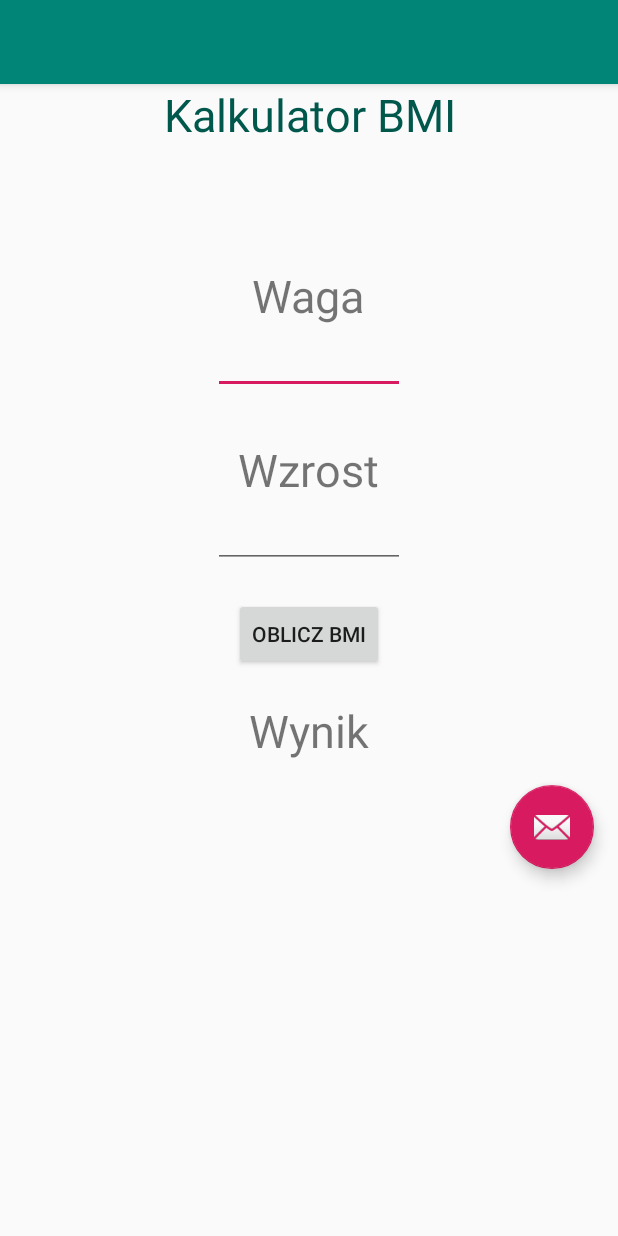
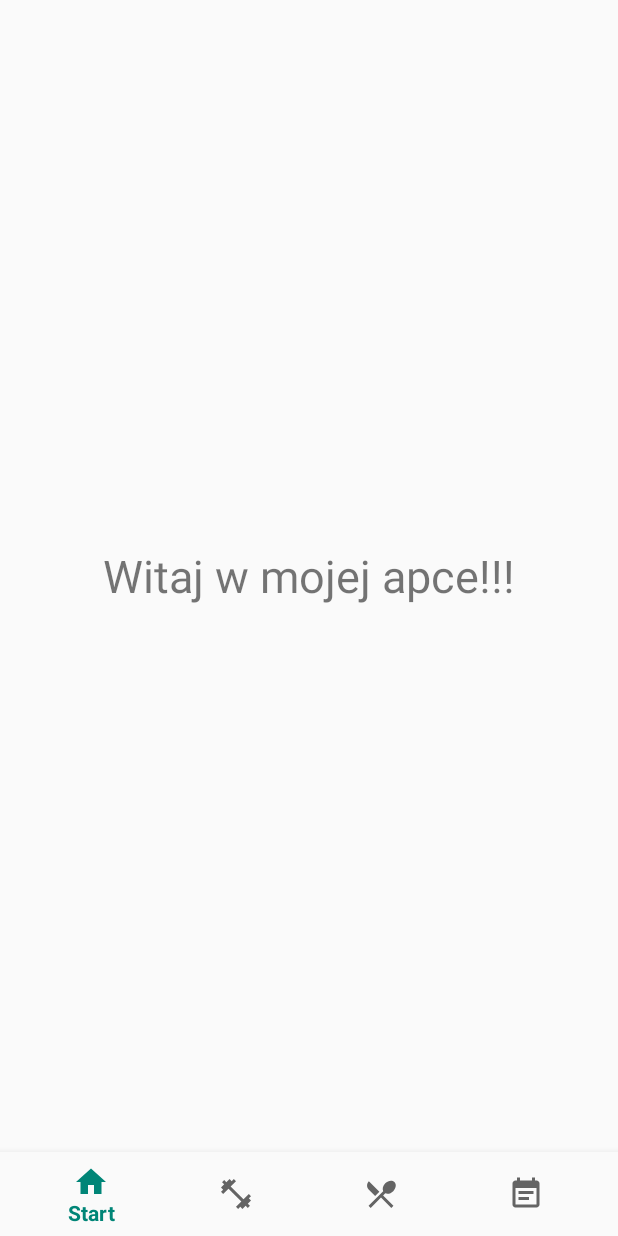
Before and after one commit to KatarzynaHawliczek/PAMO_repozytorium, an Android app: the screen it shows after launch (MainActivity), on a phone screen of 412 x 824 dp. Run offline under Robolectric (Android 15) with nearby library versions, the phone set to English and light mode, and no system bars.

Commit message:
lab02 - BMI calculator v2.0

```diff
--- a/app/build.gradle
+++ b/app/build.gradle
@@ -23,6 +23,11 @@ dependencies {
     implementation fileTree(dir: 'libs', include: ['*.jar'])
     implementation 'androidx.appcompat:appcompat:1.0.2'
     implementation 'androidx.constraintlayout:constraintlayout:1.1.3'
+    implementation 'androidx.navigation:navigation-fragment:2.0.0'
+    implementation 'androidx.navigation:navigation-ui:2.0.0'
+    implementation 'androidx.annotation:annotation:1.1.0'
+    implementation 'androidx.lifecycle:lifecycle-extensions:2.0.0'
+    implementation 'androidx.legacy:legacy-support-v4:1.0.0'
     implementation 'com.google.android.material:material:1.0.0'
     testImplementation 'junit:junit:4.12'
     androidTestImplementation 'androidx.test.ext:junit:1.1.0'
--- a/app/src/main/java/com/example/bmicalculator/MainActivity.java
+++ b/app/src/main/java/com/example/bmicalculator/MainActivity.java
@@ -1,57 +1,57 @@
 package com.example.bmicalculator;
 
 import android.os.Bundle;
+import android.view.MenuItem;
+
+import androidx.annotation.NonNull;
 import androidx.appcompat.app.AppCompatActivity;
-import android.view.View;
-import android.widget.EditText;
-import android.widget.TextView;
+import androidx.fragment.app.Fragment;
 
-import com.example.bmicalculator.R;
+import com.google.android.material.bottomnavigation.BottomNavigationView;
 
 public class MainActivity extends AppCompatActivity {
-    EditText waga, wzrost;
-    TextView wynik;
-    String obliczenia, wynikBMI;
 
     @Override
     protected void onCreate(Bundle savedInstanceState) {
         super.onCreate(savedInstanceState);
         setContentView(R.layout.activity_main);
 
-        waga = findViewById(R.id.waga);
-        wzrost = findViewById(R.id.wzrost);
-        wynik = findViewById(R.id.wynik);
+        BottomNavigationView bottomNav = findViewById(R.id.bottom_navigation);
+        bottomNav.setOnNavigationItemSelectedListener(navigationListener);
+
+        //I added this if statement to keep the selected fragment when rotating the device
+        if (savedInstanceState == null) {
+            getSupportFragmentManager().beginTransaction().replace(R.id.fragment_container,
+                    new StartFragment()).commit();
+        }
     }
 
-    public void obliczBMI(View view) {
-        String S1 = waga.getText().toString();
-        String S2 = wzrost.getText().toString();
+    private BottomNavigationView.OnNavigationItemSelectedListener navigationListener =
+            new BottomNavigationView.OnNavigationItemSelectedListener() {
+                @Override
+                public boolean onNavigationItemSelected(@NonNull MenuItem item) {
+                    Fragment selectedFragment = null;
 
-        float wagaValue = Float.parseFloat(S1);
-        float wzrostValue = Float.parseFloat(S2) / 100;
+                    switch (item.getItemId()) {
+                        case R.id.startNav:
+                            selectedFragment = new StartFragment();
+                            break;
+                        case R.id.bmiNav:
+                            selectedFragment = new BmiFragment();
+                            break;
+                        case R.id.caloriesNav:
+                            selectedFragment = new CaloriesFragment();
+                            break;
+                        case R.id.foodNav:
+                            selectedFragment = new FoodFragment();
+                            break;
+                    }
 
-        float bmi = wagaValue / (wzrostValue * wzrostValue);
+                    getSupportFragmentManager().beginTransaction().replace(R.id.fragment_container,
+                            selectedFragment).commit();
 
-        if(bmi < 16){
-            wynikBMI = "Wygłodzenie";
-        }else if(bmi >= 16 && bmi < 17){
-            wynikBMI = "Wychudzenie";
-        }else if(bmi >= 17 && bmi < 18.5){
-            wynikBMI = "Niedowaga";
-        }else if(bmi >= 18.5 && bmi < 25){
-            wynikBMI = "Waga prawidłowa";
-        }else if(bmi >= 25 && bmi < 30){
-            wynikBMI = "Nadwaga";
-        }else if(bmi >= 30 && bmi < 35){
-            wynikBMI = "Otyłość I stopnia";
-        }else if(bmi >= 35 && bmi < 40){
-            wynikBMI = "Otyłość II stopnia";
-        }else{
-            wynikBMI = "Otyłość III stopnia";
-        }
+                    return true;
+                }
+            };
 
-        obliczenia = "Wynik:\n\n" + bmi + "\n" + wynikBMI;
-
-        wynik.setText(obliczenia);
-    }
 }
--- /dev/null
+++ b/app/src/main/java/com/example/bmicalculator/StartFragment.java
@@ -0,0 +1,19 @@
+package com.example.bmicalculator;
+
+import android.os.Bundle;
+import android.view.LayoutInflater;
+import android.view.View;
+import android.view.ViewGroup;
+
+import androidx.annotation.Nullable;
+import androidx.fragment.app.Fragment;
+
+public class StartFragment extends Fragment {
+
+    @Nullable
+    @Override
+    public View onCreateView(LayoutInflater inflater, @Nullable ViewGroup container, @Nullable Bundle savedInstanceState) {
+        return inflater.inflate(R.layout.fragment_start, container, false);
+    }
+
+}
--- /dev/null
+++ b/app/src/main/res/drawable/ic_bmi_black_24dp.xml
@@ -0,0 +1,10 @@
+<?xml version="1.0" encoding="utf-8"?>
+<vector xmlns:android="http://schemas.android.com/apk/res/android"
+    android:width="24dp"
+    android:height="24dp"
+    android:viewportWidth="24.0"
+    android:viewportHeight="24.0">
+    <path
+        android:fillColor="#FF000000"
+        android:pathData="M20.57,14.86L22,13.43 20.57,12 17,15.57 8.43,7 12,3.43 10.57,2 9.14,3.43 7.71,2 5.57,4.14 4.14,2.71 2.71,4.14l1.43,1.43L2,7.71l1.43,1.43L2,10.57 3.43,12 7,8.43 15.57,17 12,20.57 13.43,22l1.43,-1.43L16.29,22l2.14,-2.14 1.43,1.43 1.43,-1.43 -1.43,-1.43L22,16.29z"/>
+</vector>
--- /dev/null
+++ b/app/src/main/res/drawable/ic_calories_black_24dp.xml
@@ -0,0 +1,10 @@
+<?xml version="1.0" encoding="utf-8"?>
+<vector xmlns:android="http://schemas.android.com/apk/res/android"
+    android:width="24dp"
+    android:height="24dp"
+    android:viewportWidth="24.0"
+    android:viewportHeight="24.0">
+    <path
+        android:fillColor="#FF000000"
+        android:pathData="M8.1,13.34l2.83,-2.83L3.91,3.5c-1.56,1.56 -1.56,4.09 0,5.66l4.19,4.18zM14.88,11.53c1.53,0.71 3.68,0.21 5.27,-1.38 1.91,-1.91 2.28,-4.65 0.81,-6.12 -1.46,-1.46 -4.2,-1.1 -6.12,0.81 -1.59,1.59 -2.09,3.74 -1.38,5.27L3.7,19.87l1.41,1.41L12,14.41l6.88,6.88 1.41,-1.41L13.41,13l1.47,-1.47z"/>
+</vector>
--- /dev/null
+++ b/app/src/main/res/drawable/ic_food_black_24dp.xml
@@ -0,0 +1,10 @@
+<?xml version="1.0" encoding="utf-8"?>
+<vector xmlns:android="http://schemas.android.com/apk/res/android"
+    android:width="24dp"
+    android:height="24dp"
+    android:viewportWidth="24.0"
+    android:viewportHeight="24.0">
+    <path
+        android:fillColor="#FF000000"
+        android:pathData="M17,10L7,10v2h10v-2zM19,3h-1L18,1h-2v2L8,3L8,1L6,1v2L5,3c-1.11,0 -1.99,0.9 -1.99,2L3,19c0,1.1 0.89,2 2,2h14c1.1,0 2,-0.9 2,-2L21,5c0,-1.1 -0.9,-2 -2,-2zM19,19L5,19L5,8h14v11zM14,14L7,14v2h7v-2z"/>
+</vector>
--- /dev/null
+++ b/app/src/main/res/drawable/ic_start_black_24dp.xml
@@ -0,0 +1,10 @@
+<?xml version="1.0" encoding="utf-8"?>
+<vector xmlns:android="http://schemas.android.com/apk/res/android"
+    android:width="24dp"
+    android:height="24dp"
+    android:viewportWidth="24.0"
+    android:viewportHeight="24.0">
+    <path
+        android:fillColor="#FF000000"
+        android:pathData="M10,20v-6h4v6h5v-8h3L12,3 2,12h3v8z"/>
+</vector>
--- a/app/src/main/res/layout/activity_main.xml
+++ b/app/src/main/res/layout/activity_main.xml
@@ -1,91 +1,23 @@
 <?xml version="1.0" encoding="utf-8"?>
-<LinearLayout xmlns:android="http://schemas.android.com/apk/res/android"
+<RelativeLayout xmlns:android="http://schemas.android.com/apk/res/android"
     xmlns:app="http://schemas.android.com/apk/res-auto"
     xmlns:tools="http://schemas.android.com/tools"
     android:layout_width="match_parent"
     android:layout_height="match_parent"
-    android:orientation="vertical"
     tools:context="com.example.bmicalculator.MainActivity">
 
-    <com.google.android.material.appbar.AppBarLayout
+    <FrameLayout
+        android:id="@+id/fragment_container"
+        android:layout_width="match_parent"
+        android:layout_height="match_parent"
+        android:layout_above="@id/bottom_navigation"/>
+
+    <com.google.android.material.bottomnavigation.BottomNavigationView
+        android:id="@+id/bottom_navigation"
         android:layout_width="match_parent"
         android:layout_height="wrap_content"
-        android:theme="@style/AppTheme.AppBarOverlay">
+        android:layout_alignParentBottom="true"
+        app:menu="@menu/bottom_nav"
+        android:background="?android:attr/windowBackground"/>
 
-        <androidx.appcompat.widget.Toolbar
-            android:id="@+id/toolbar"
-            android:layout_width="match_parent"
-            android:layout_height="?attr/actionBarSize"
-            android:background="?attr/colorPrimary"
-            app:popupTheme="@style/AppTheme.PopupOverlay" />
-    </com.google.android.material.appbar.AppBarLayout>
-
-    <TextView
-        android:id="@+id/title"
-        android:layout_width="200dp"
-        android:layout_height="wrap_content"
-        android:gravity="center"
-        android:layout_gravity="center_horizontal"
-        android:text="Kalkulator BMI"
-        android:textSize="30dp"
-        android:textColor="@color/colorPrimaryDark"/>
-
-    <TextView
-        android:layout_width="wrap_content"
-        android:layout_height="wrap_content"
-        android:layout_gravity="center_horizontal"
-        android:text="Waga"
-        android:textSize="30dp"
-        android:layout_marginTop="80dp"/>
-
-    <EditText
-        android:id="@+id/waga"
-        android:layout_width="wrap_content"
-        android:layout_height="wrap_content"
-        android:layout_gravity="center_horizontal"
-        android:ems="6"
-        android:textAlignment="center"/>
-
-    <TextView
-        android:layout_width="wrap_content"
-        android:layout_height="wrap_content"
-        android:layout_gravity="center_horizontal"
-        android:text="Wzrost"
-        android:textSize="30dp"
-        android:layout_marginTop="30dp"/>
-
-    <EditText
-        android:id="@+id/wzrost"
-        android:layout_width="wrap_content"
-        android:layout_height="wrap_content"
-        android:layout_gravity="center_horizontal"
-        android:ems="6"
-        android:textAlignment="center"/>
-
-    <Button
-        android:id="@+id/oblicz"
-        android:layout_width="wrap_content"
-        android:layout_height="wrap_content"
-        android:layout_gravity="center_horizontal"
-        android:text="Oblicz BMI"
-        android:layout_marginTop="20dp"
-        android:onClick="obliczBMI"/>
-
-    <TextView
-        android:id="@+id/wynik"
-        android:layout_width="wrap_content"
-        android:layout_height="wrap_content"
-        android:layout_gravity="center"
-        android:layout_marginTop="20dp"
-        android:text="Wynik"
-        android:textSize="30dp"/>
-
-    <com.google.android.material.floatingactionbutton.FloatingActionButton
-        android:id="@+id/fab"
-        android:layout_width="wrap_content"
-        android:layout_height="100dp"
-        android:layout_gravity="bottom|end"
-        android:layout_margin="@dimen/fab_margin"
-        app:srcCompat="@android:drawable/ic_dialog_email" />
-
-</LinearLayout>
+</RelativeLayout>
--- /dev/null
+++ b/app/src/main/res/layout/fragment_start.xml
@@ -0,0 +1,12 @@
+<?xml version="1.0" encoding="utf-8"?>
+<RelativeLayout xmlns:android="http://schemas.android.com/apk/res/android"
+    android:layout_width="match_parent"
+    android:layout_height="match_parent">
+
+    <TextView
+        android:layout_width="wrap_content"
+        android:layout_height="wrap_content"
+        android:text="@string/fragStart"
+        android:textSize="30sp"
+        android:layout_centerInParent="true"/>
+</RelativeLayout>
--- /dev/null
+++ b/app/src/main/res/menu/bottom_nav.xml
@@ -0,0 +1,25 @@
+<menu xmlns:android="http://schemas.android.com/apk/res/android"
+    xmlns:app="http://schemas.android.com/apk/res-auto"
+    xmlns:tools="http://schemas.android.com/tools"
+    tools:context="com.example.bmicalculator.MainActivity">
+
+    <item
+        android:id="@+id/startNav"
+        android:icon="@drawable/ic_start_black_24dp"
+        android:title="@string/navStart" />
+
+    <item
+        android:id="@+id/bmiNav"
+        android:icon="@drawable/ic_bmi_black_24dp"
+        android:title="@string/navBmi" />
+
+    <item
+        android:id="@+id/caloriesNav"
+        android:icon="@drawable/ic_calories_black_24dp"
+        android:title="@string/navKalorie" />
+    <item
+        android:id="@+id/foodNav"
+        android:icon="@drawable/ic_food_black_24dp"
+        android:title="@string/navPrzepis"/>
+
+</menu>
--- a/app/src/main/res/values/strings.xml
+++ b/app/src/main/res/values/strings.xml
@@ -1,8 +1,19 @@
 <resources>
-    <string name="app_name">HelloWorld</string>
-    <string name="action_settings">Settings</string>
-    <string name="sprawd_swoje_bmi">Sprawdź swoje BMI</string>
-    <string name="waga">Waga</string>
-    <string name="wzrost">Wzrost</string>
-    <string name="oblicz">Oblicz</string>
+<string name="app_name">Kalkulator BMI</string>
+
+<string name="waga">Waga</string>
+<string name="wzrost">Wzrost</string>
+<string name="oblicz">Oblicz BMI</string>
+<string name="wynik">Wynik</string>
+<string name="hintWaga">Twoja waga</string>
+<string name="hintWzrost">Twój wzrost</string>
+
+<string name="fragStart">Witaj w mojej apce!!!</string>
+<string name="fragKalorie">Kalorie</string>
+<string name="fragPrzepis">Przepis</string>
+
+<string name="navStart">Start</string>
+<string name="navBmi">BMI</string>
+<string name="navKalorie">Kalorie</string>
+<string name="navPrzepis">Przepis</string>
 </resources>
```
Also changed, not shown: app/src/main/java/com/example/bmicalculator/BmiFragment.java (added, +79 -0 lines), app/src/main/java/com/example/bmicalculator/CaloriesFragment.java (added, +19 -0 lines), app/src/main/java/com/example/bmicalculator/FoodFragment.java (added, +19 -0 lines), app/src/main/res/layout/content_main.xml (deleted, +0 -66 lines), app/src/main/res/layout/fragment_bmi.xml (added, +89 -0 lines), app/src/main/res/layout/fragment_calories.xml (added, +12 -0 lines), app/src/main/res/layout/fragment_food.xml (added, +12 -0 lines), app/src/main/res/menu/menu_main.xml (deleted, +0 -10 lines).
